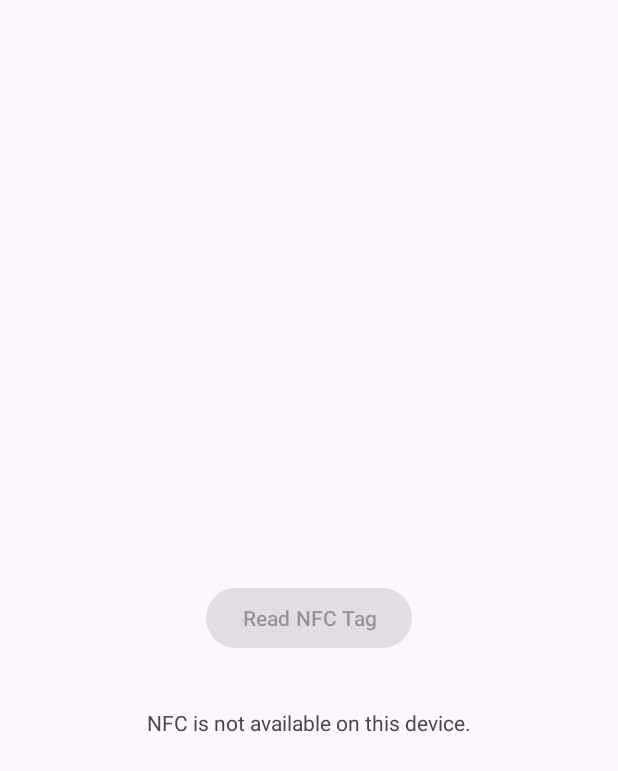
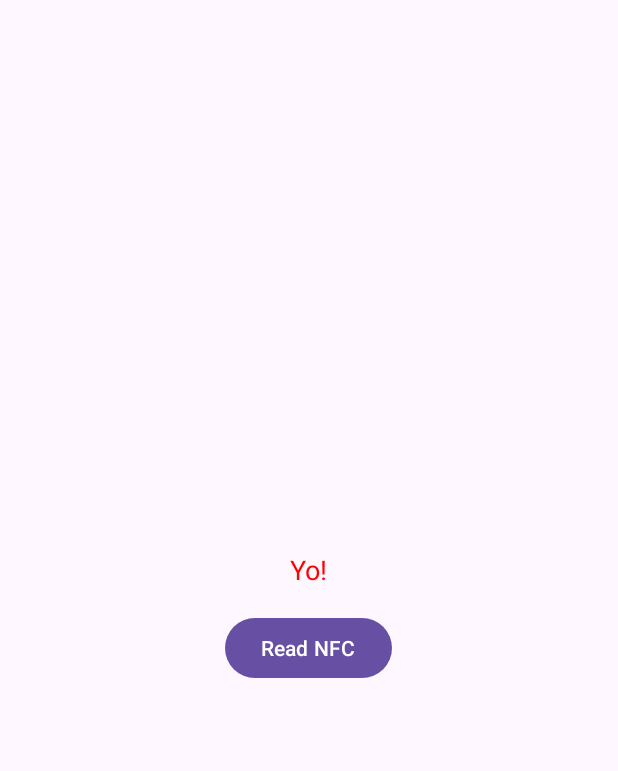
Before and after one commit to gerbill/nfcreader, an Android app: the screen it shows after launch (MainActivity), on a phone screen of 412 x 824 dp. Shown: the top 771 px of the screen. Run offline under Robolectric (Android 15) with nearby library versions, the phone set to English and light mode, and no system bars; 1 statement that could not run was skipped.

```diff
--- a/app/build.gradle.kts
+++ b/app/build.gradle.kts
@@ -36,7 +36,7 @@ android {
 }
 
 dependencies {
-
+    implementation("androidx.navigation:navigation-ui-ktx:2.7.0")
     implementation("androidx.core:core-ktx:1.10.1")
     implementation("androidx.appcompat:appcompat:1.6.1")
     implementation("com.google.android.material:material:1.9.0")
--- a/app/src/main/AndroidManifest.xml
+++ b/app/src/main/AndroidManifest.xml
@@ -21,7 +21,7 @@
         android:supportsRtl="true"
         android:theme="@style/Theme.Nfcreader"
         tools:targetApi="31">
-        <activity android:name=".MainActivity" android:exported="true">
+        <activity android:name=".MainActivity" android:exported="true" >
             <intent-filter>
                 <action android:name="android.nfc.action.TECH_DISCOVERED" />
                 <action android:name="android.intent.action.MAIN" />
--- a/app/src/main/java/com/example/nfcreader/MainActivity.kt
+++ b/app/src/main/java/com/example/nfcreader/MainActivity.kt
@@ -1,86 +1,114 @@
 package com.example.nfcreader
-
 import android.app.PendingIntent
 import android.content.Intent
 import android.content.IntentFilter
 import android.nfc.NfcAdapter
 import android.nfc.Tag
+import android.nfc.tech.Ndef
+import android.nfc.tech.NdefFormatable
+import android.nfc.tech.NfcA
+import android.nfc.tech.NfcV
 import android.os.Bundle
+import android.util.Log
 import android.widget.Button
 import android.widget.TextView
 import androidx.appcompat.app.AppCompatActivity
-import android.util.Log
 
 class MainActivity : AppCompatActivity() {
 
-    private var nfcAdapter: NfcAdapter? = null
-    private lateinit var nfcDataTextView: TextView
+    private lateinit var tagDataTextView: TextView
     private lateinit var readNfcButton: Button
-    private lateinit var pendingIntent: PendingIntent
+    private lateinit var nfcAdapter: NfcAdapter
+    private lateinit var nfcPendingIntent: PendingIntent
     private lateinit var intentFiltersArray: Array<IntentFilter>
+    private lateinit var techListsArray: Array<Array<String>>
 
     override fun onCreate(savedInstanceState: Bundle?) {
         super.onCreate(savedInstanceState)
         setContentView(R.layout.activity_main)
 
-        nfcDataTextView = findViewById(R.id.nfcDataTextView)
+        tagDataTextView = findViewById(R.id.tagDataTextView)
         readNfcButton = findViewById(R.id.readNfcButton)
         nfcAdapter = NfcAdapter.getDefaultAdapter(this)
 
-        if (nfcAdapter == null) {
-            nfcDataTextView.text = "NFC is not available on this device."
-            readNfcButton.isEnabled = false
-            return
+        // Create a PendingIntent to handle the NFC intent
+        val intent = Intent(this, javaClass).apply {
+            addFlags(Intent.FLAG_ACTIVITY_SINGLE_TOP)
+        }
+        nfcPendingIntent = PendingIntent.getActivity(this, 0, intent, PendingIntent.FLAG_UPDATE_CURRENT or PendingIntent.FLAG_MUTABLE)
+
+        // Create an IntentFilter array to filter for NFC events
+        val ndefIntentFilter = IntentFilter(NfcAdapter.ACTION_NDEF_DISCOVERED)
+        try {
+            ndefIntentFilter.addDataType("*/*")
+            intentFiltersArray = arrayOf(ndefIntentFilter)
+        } catch (e: IntentFilter.MalformedMimeTypeException) {
+            throw RuntimeException("Failed to create NFC intent filter", e)
         }
 
-        val intent = Intent(this, javaClass).addFlags(Intent.FLAG_ACTIVITY_SINGLE_TOP)
-        pendingIntent = PendingIntent.getActivity(
-            this, 0, intent, PendingIntent.FLAG_UPDATE_CURRENT or PendingIntent.FLAG_IMMUTABLE
+        // Create a tech list array for the NFC techs you want to handle
+        techListsArray = arrayOf(
+            arrayOf(NfcA::class.java.name),
+            arrayOf(Ndef::class.java.name),
+            arrayOf(NdefFormatable::class.java.name)
         )
 
-        val ndef = IntentFilter(NfcAdapter.ACTION_NDEF_DISCOVERED).apply {
-            try {
-                addDataType("*/*")
-            } catch (e: IntentFilter.MalformedMimeTypeException) {
-                throw RuntimeException("Failed to add MIME type", e)
-            }
+        // Set an OnClickListener for the read NFC button
+        readNfcButton.setOnClickListener {
+            startNfcReading()
         }
-        intentFiltersArray = arrayOf(ndef)
-
-        readNfcButton.setOnClickListener {
-            enableNfcReading()
-        }
+        tagDataTextView.text = "Yo!"
     }
 
-    private fun enableNfcReading() {
-        nfcAdapter?.enableForegroundDispatch(this, pendingIntent, intentFiltersArray, null)
-        nfcDataTextView.text = "Tap an NFC tag to read it."
-        Log.d("NFCReader", "Foreground NFC reading enabled")
+    override fun onResume() {
+        super.onResume()
+        nfcAdapter.enableForegroundDispatch(this, nfcPendingIntent, intentFiltersArray, techListsArray)
     }
 
     override fun onPause() {
         super.onPause()
-        nfcAdapter?.disableForegroundDispatch(this)
-    }
-
-    override fun onResume() {
-        super.onResume()
-        if (nfcAdapter != null) {
-            enableNfcReading()
-        }
+        nfcAdapter.disableForegroundDispatch(this)
     }
 
     override fun onNewIntent(intent: Intent) {
         super.onNewIntent(intent)
-        Log.d("NFCReader", "New NFC intent received")
-        if (NfcAdapter.ACTION_NDEF_DISCOVERED == intent.action) {
-            intent.getParcelableExtra<Tag>(NfcAdapter.EXTRA_TAG)?.also { tag ->
-                val nfcContent = "Tag info: ${tag.id.toHexString()}"
-                nfcDataTextView.text = nfcContent
-                Log.d("NFCReader", "NFC Tag Read: $nfcContent")
-            }
-        }
+        Log.d("NFC onNewIntent", "onNewIntent() called with intent: ${intent.action}")
+        handleNfcIntent(intent)
+//        if (NfcAdapter.ACTION_NDEF_DISCOVERED == intent.action) {
+//            handleNfcIntent(intent)
+//        }
     }
 
-    private fun ByteArray.toHexString() = joinToString(separator = " ") { byte -> "%02x".format(byte) }
+    private fun startNfcReading() {
+        // TODO: Add any additional logic you need before starting the NFC reading
+
+        // Start the NFC reading by enabling foreground dispatch
+        Log.d("NFC startNfcReading", "startNfcReading() called")
+        nfcAdapter.enableForegroundDispatch(this, nfcPendingIntent, intentFiltersArray, techListsArray)
+    }
+
+    private fun handleNfcIntent(intent: Intent) {
+        val tag = intent.getParcelableExtra<Tag>(NfcAdapter.EXTRA_TAG)
+        Log.d("NFC handleNfcIntent", "handleNfcIntent() called with tag: $tag")
+        val ndef = Ndef.get(tag)
+        val nfcv = NfcV.get(tag)
+        ndef?.connect()
+        nfcv.connect()
+        val message = nfcv
+        Log.d("NFC handleNfcIntent", "handleNfcIntent() called with ndef: $ndef")
+//        Log.d("NFC handleNfcIntent", "handleNfcIntent() called with ndefMessage: $ndefMessage")
+//        val payload = ndefMessage?.records?.get(0)?.payload ?: ByteArray(0)
+//        val data = String(payload)
+//        Log.d("NFC handleNfcIntent", "handleNfcIntent() called with data: $data")
+//        tagDataTextView.text = data
+//        ndef?.close()
+//        tag?.let {
+//            val ndef = Ndef.get(tag)
+//            ndef?.connect()
+//            val ndefMessage = ndef?.ndefMessage
+//            val payload = ndefMessage?.records?.get(0)?.payload ?: ByteArray(0)
+//            val data = String(payload)
+//            tagDataTextView.text = data
+//            ndef?.close() }
+    }
 }
--- a/app/src/main/res/layout/activity_main.xml
+++ b/app/src/main/res/layout/activity_main.xml
@@ -1,24 +1,23 @@
-<?xml version="1.0" encoding="utf-8"?>
-<RelativeLayout xmlns:android="http://schemas.android.com/apk/res/android"
-    xmlns:tools="http://schemas.android.com/tools"
+<LinearLayout xmlns:android="http://schemas.android.com/apk/res/android"
     android:layout_width="match_parent"
     android:layout_height="match_parent"
-    tools:context=".MainActivity">
+    android:orientation="vertical"
+    android:gravity="center">
+
+    <TextView
+        android:id="@+id/tagDataTextView"
+
+        android:layout_width="wrap_content"
+        android:layout_height="wrap_content"
+        android:textColor="#FF0000"
+        android:textSize="18sp" />
 
     <Button
         android:id="@+id/readNfcButton"
         android:layout_width="wrap_content"
         android:layout_height="wrap_content"
-        android:text="Read NFC Tag"
-        android:layout_centerInParent="true" />
+        android:text="Read NFC"
+        android:layout_marginTop="16dp"
+        />
 
-    <TextView
-        android:id="@+id/nfcDataTextView"
-        android:layout_width="wrap_content"
-        android:layout_height="wrap_content"
-        android:layout_below="@id/readNfcButton"
-        android:layout_centerHorizontal="true"
-        android:layout_marginTop="20dp"
-        android:text="NFC Data will appear here"
-        android:padding="16dp" />
-</RelativeLayout>
+</LinearLayout>
```
